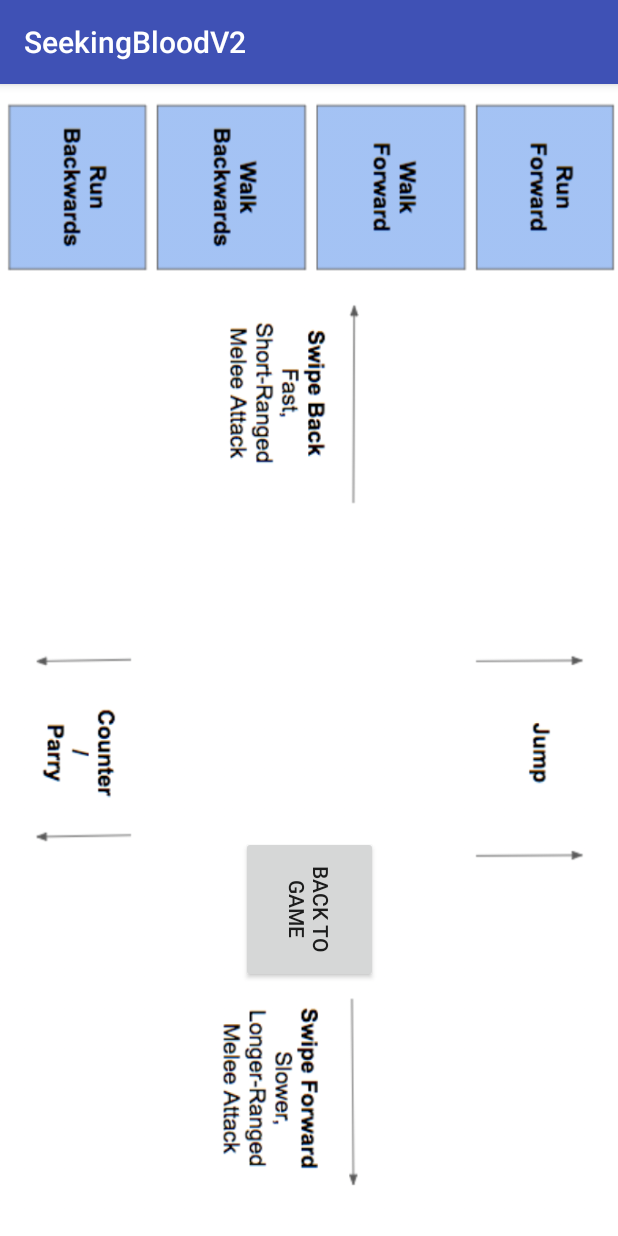
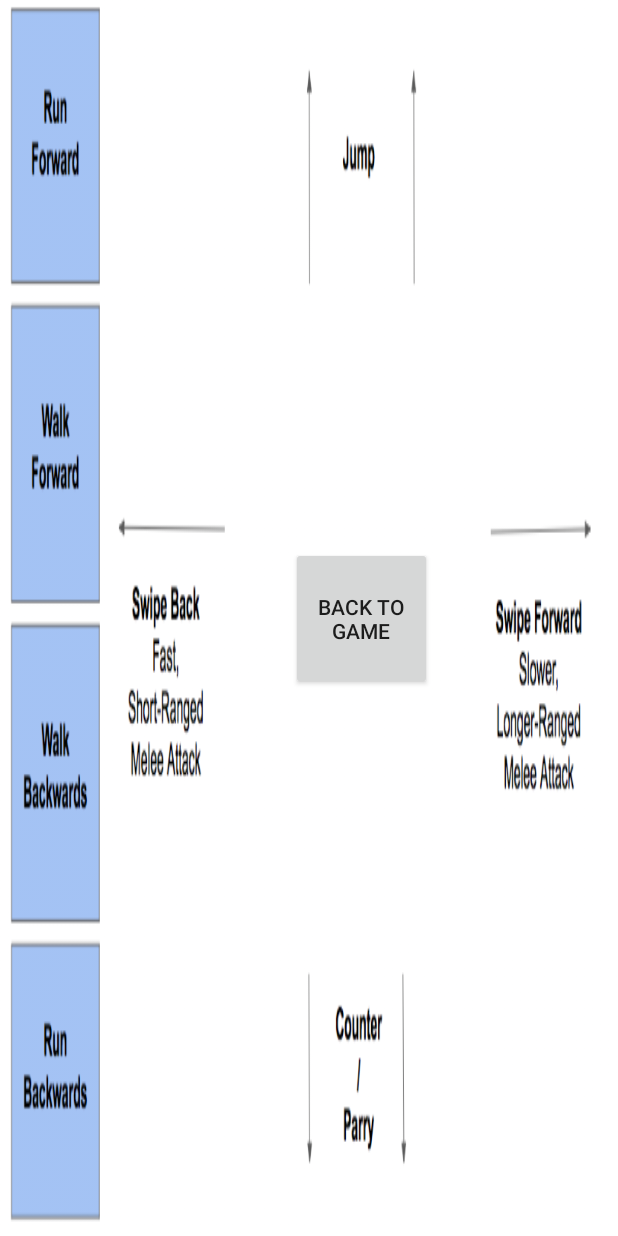
Before and after one commit to mbaello/SeekingBlood, an Android app: the HelpActivity screen opened directly, with no data from a screen before it, on a phone screen of 412 x 824 dp. Run offline under Robolectric (Android 15) with nearby library versions, the phone set to English and light mode, and no system bars.

Commit message:
working commit 1

```diff
--- a/app/src/main/AndroidManifest.xml
+++ b/app/src/main/AndroidManifest.xml
@@ -10,7 +10,7 @@
         android:supportsRtl="true"
         android:theme="@style/AppTheme">
         <activity
-            android:name=".TitleActivity"
+            android:name=".StartActivity"
             android:screenOrientation="landscape"
             android:theme="@android:style/Theme.NoTitleBar.Fullscreen">
             <intent-filter>
@@ -24,7 +24,7 @@
             android:theme="@style/AppTheme.NoActionBar" />
         <activity android:name=".HelpActivity" />
         <activity android:name=".ShopActivity" />
-        <activity android:name=".StartActivity"></activity>
+        <activity android:name=".TitleActivity"></activity>
     </application>
 
 </manifest>
--- a/app/src/main/java/sp18/cs370/seekingbloodv2/HelpActivity.java
+++ b/app/src/main/java/sp18/cs370/seekingbloodv2/HelpActivity.java
@@ -1,12 +1,13 @@
 package sp18.cs370.seekingbloodv2;
 
+import android.app.Activity;
 import android.content.Intent;
 import android.support.v7.app.AppCompatActivity;
 import android.os.Bundle;
 import android.view.View;
 import android.widget.Button;
 
-public class HelpActivity extends AppCompatActivity {
+public class HelpActivity extends Activity {
     private Button return_button;
 
     @Override
--- a/app/src/main/java/sp18/cs370/seekingbloodv2/ShopActivity.java
+++ b/app/src/main/java/sp18/cs370/seekingbloodv2/ShopActivity.java
@@ -1,9 +1,10 @@
 package sp18.cs370.seekingbloodv2;
 
+import android.app.Activity;
 import android.support.v7.app.AppCompatActivity;
 import android.os.Bundle;
 
-public class ShopActivity extends AppCompatActivity {
+public class ShopActivity extends Activity {
 
     @Override
     protected void onCreate(Bundle savedInstanceState) {
--- a/app/src/main/java/sp18/cs370/seekingbloodv2/StartActivity.java
+++ b/app/src/main/java/sp18/cs370/seekingbloodv2/StartActivity.java
@@ -1,12 +1,13 @@
 package sp18.cs370.seekingbloodv2;
 
+import android.app.Activity;
 import android.content.Intent;
 import android.support.v7.app.AppCompatActivity;
 import android.os.Bundle;
 import android.view.View;
 import android.widget.Button;
 
-public class StartActivity extends AppCompatActivity {
+public class StartActivity extends Activity {
 
     private Button start_button;
 
--- a/app/src/main/java/sp18/cs370/seekingbloodv2/TitleActivity.java
+++ b/app/src/main/java/sp18/cs370/seekingbloodv2/TitleActivity.java
@@ -1,5 +1,6 @@
 package sp18.cs370.seekingbloodv2;
 
+import android.app.Activity;
 import android.content.Intent;
 import android.support.v7.app.AppCompatActivity;
 import android.os.Bundle;
@@ -7,7 +8,7 @@ import android.view.View;
 import android.widget.Button;
 import android.widget.TextView;
 
-public class TitleActivity extends AppCompatActivity {
+public class TitleActivity extends Activity {
 
     private Button help_button;
     private Button shop_button;
--- a/app/src/main/res/layout/activity_help.xml
+++ b/app/src/main/res/layout/activity_help.xml
@@ -8,18 +8,18 @@
     tools:context=".HelpActivity">
 
 
-
-
     <Button
         android:id="@+id/return_button"
         android:layout_width="94dp"
         android:layout_height="95dp"
         android:layout_gravity="center_horizontal|center_vertical"
-        android:rotation="90"
+        android:layout_marginBottom="8dp"
+        android:layout_marginTop="8dp"
         android:text="@string/return_button"
-        android:layout_marginBottom="170dp"
         app:layout_constraintBottom_toBottomOf="parent"
         app:layout_constraintEnd_toEndOf="parent"
-        app:layout_constraintStart_toStartOf="parent"/>
+        app:layout_constraintHorizontal_bias="0.61"
+        app:layout_constraintStart_toStartOf="parent"
+        app:layout_constraintTop_toTopOf="parent" />
 
 </android.support.constraint.ConstraintLayout>
```
Also changed, not shown: app/src/main/res/drawable/help_screen.png.
